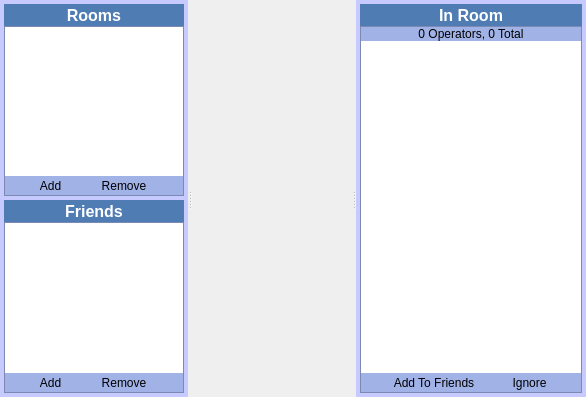
This is branches/Rewrite/UI/widgetchat.ui in c3c/quazaa as Qt 5 draws it before an edit. The edited form follows.
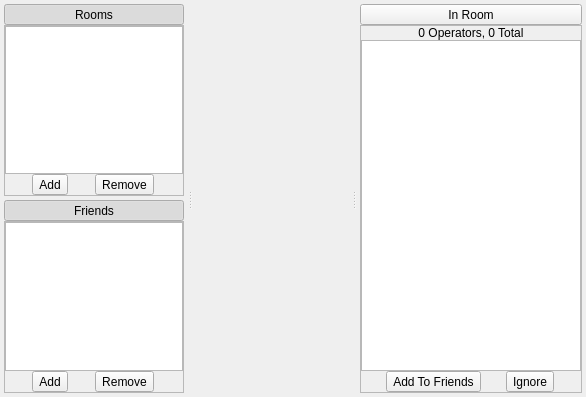
This is the edited form. Icons and pictures are not drawn.

Commit message: Removed remaining hard coded skinning style sheets from ui. Fixed default app menu appearing to right of nav toolbar. Now appears where menu should appear.

What changed in the file:
```diff
--- a/branches/Rewrite/UI/widgetchat.ui
+++ b/branches/Rewrite/UI/widgetchat.ui
@@ -40,9 +40,7 @@
        </size>
       </property>
       <property name="styleSheet">
-       <string notr="true">QFrame {
-	background-color: rgb(199, 202, 255);
-}</string>
+       <string notr="true"/>
       </property>
       <property name="frameShape">
        <enum>QFrame::NoFrame</enum>
@@ -77,31 +75,7 @@
             </size>
            </property>
            <property name="styleSheet">
-            <string notr="true">QFrame {
-	background-color: rgb(161, 178, 231);
-}
-
-QToolButton {
-    border: 1px solid transparent;
-    background-color: transparent;
-}
-
- QToolButton:pressed {
-     background-color: qlineargradient(x1: 0, y1: 0, x2: 0, y2: 1,
-                                       stop: 0 #dadbde, stop: 1 #f6f7fa);
- }
-
-QToolButton:checked {
-     border: 1px solid rgb(78, 96, 255);
-     background-color: qlineargradient(x1: 0, y1: 0, x2: 0, y2: 1,
-                                       stop: 0 #dadbde, stop: 1 #f6f7fa);
-}
-
- QToolButton:hover {
-     border: 1px solid rgb(78, 96, 255);
-     background-color: qlineargradient(x1: 0, y1: 0, x2: 0, y2: 1,
-                                       stop: 0 #dadbde, stop: 1 #f6f7fa);
- }</string>
+            <string notr="true"/>
            </property>
            <property name="frameShape">
             <enum>QFrame::StyledPanel</enum>
@@ -163,41 +137,7 @@
             <item row="2" column="0">
              <widget class="QListView" name="listViewChatRooms">
               <property name="styleSheet">
-               <string notr="true">QAbstractScrollArea {
-     border: 1px solid white;
-	color: black;
-	background-color: white;
-	alternate-background-color: lightgrey;
-	selection-color: white;
-     selection-background-color: rgb(65, 85, 168);
- }
-
-QHeaderView {
-	background-color:  rgb(104, 116, 152);
-}
-
- QHeaderView::section {
-     background-color: rgb(104, 116, 152);
-     color: white;
-     padding-left: 4px;
-     border: 1px solid transparent;
- }
-
- QHeaderView::section:checked
- {
-     background-color: rgb(104, 116, 152);
- }
-
- /* style the sort indicator */
- QHeaderView::down-arrow {
-	width: 20px;
-     image: url(Skin/Quazaa OS/ScrollDownArrow.png);
- }
-
- QHeaderView::up-arrow {
-	width: 20px;
-     image: url(Skin/Quazaa OS/ScrollUpArrow.png);
- }</string>
+               <string notr="true"/>
               </property>
              </widget>
             </item>
@@ -213,17 +153,7 @@
             </sizepolicy>
            </property>
            <property name="styleSheet">
-            <string notr="true">QToolButton {
-	background-color: rgb(78, 124, 179);
-	color: rgb(255, 255, 255);
-	border: none;
-	font-size: 16px;
-	font-weight: bold;
-}
-
-QToolButton:hover {
-	background-color: rgb(56, 90, 129);
-}</string>
+            <string notr="true"/>
            </property>
            <property name="text">
             <string>Rooms</string>
@@ -259,17 +189,7 @@
             </sizepolicy>
            </property>
            <property name="styleSheet">
-            <string notr="true">QToolButton {
-	background-color: rgb(78, 124, 179);
-	color: rgb(255, 255, 255);
-	border: none;
-	font-size: 16px;
-	font-weight: bold;
-}
-
-QToolButton:hover {
-	background-color: rgb(56, 90, 129);
-}</string>
+            <string notr="true"/>
            </property>
            <property name="text">
             <string>Friends</string>
@@ -304,31 +224,7 @@
             </size>
            </property>
            <property name="styleSheet">
-            <string notr="true">QFrame {
-	background-color: rgb(161, 178, 231);
-}
-
-QToolButton {
-    border: 1px solid transparent;
-    background-color: transparent;
-}
-
- QToolButton:pressed {
-     background-color: qlineargradient(x1: 0, y1: 0, x2: 0, y2: 1,
-                                       stop: 0 #dadbde, stop: 1 #f6f7fa);
- }
-
-QToolButton:checked {
-     border: 1px solid rgb(78, 96, 255);
-     background-color: qlineargradient(x1: 0, y1: 0, x2: 0, y2: 1,
-                                       stop: 0 #dadbde, stop: 1 #f6f7fa);
-}
-
- QToolButton:hover {
-     border: 1px solid rgb(78, 96, 255);
-     background-color: qlineargradient(x1: 0, y1: 0, x2: 0, y2: 1,
-                                       stop: 0 #dadbde, stop: 1 #f6f7fa);
- }</string>
+            <string notr="true"/>
            </property>
            <property name="frameShape">
             <enum>QFrame::StyledPanel</enum>
@@ -390,41 +286,7 @@
             <item row="0" column="0">
              <widget class="QListView" name="listViewChatFriends">
               <property name="styleSheet">
-               <string notr="true">QAbstractScrollArea {
-     border: 1px solid white;
-	color: black;
-	background-color: white;
-	alternate-background-color: lightgrey;
-	selection-color: white;
-     selection-background-color: rgb(65, 85, 168);
- }
-
-QHeaderView {
-	background-color:  rgb(104, 116, 152);
-}
-
- QHeaderView::section {
-     background-color: rgb(104, 116, 152);
-     color: white;
-     padding-left: 4px;
-     border: 1px solid transparent;
- }
-
- QHeaderView::section:checked
- {
-     background-color: rgb(104, 116, 152);
- }
-
- /* style the sort indicator */
- QHeaderView::down-arrow {
-	width: 20px;
-     image: url(Skin/Quazaa OS/ScrollDownArrow.png);
- }
-
- QHeaderView::up-arrow {
-	width: 20px;
-     image: url(Skin/Quazaa OS/ScrollUpArrow.png);
- }</string>
+               <string notr="true"/>
               </property>
              </widget>
             </item>
@@ -469,9 +331,7 @@
        </size>
       </property>
       <property name="styleSheet">
-       <string notr="true">QFrame {
-	background-color: rgb(199, 202, 255);
-}</string>
+       <string notr="true"/>
       </property>
       <property name="frameShape">
        <enum>QFrame::NoFrame</enum>
@@ -500,31 +360,7 @@
             </size>
            </property>
            <property name="styleSheet">
-            <string notr="true">QFrame {
-	background-color: rgb(161, 178, 231);
-}
-
-QToolButton {
-    border: 1px solid transparent;
-    background-color: transparent;
-}
-
- QToolButton:pressed {
-     background-color: qlineargradient(x1: 0, y1: 0, x2: 0, y2: 1,
-                                       stop: 0 #dadbde, stop: 1 #f6f7fa);
- }
-
-QToolButton:checked {
-     border: 1px solid rgb(78, 96, 255);
-     background-color: qlineargradient(x1: 0, y1: 0, x2: 0, y2: 1,
-                                       stop: 0 #dadbde, stop: 1 #f6f7fa);
-}
-
- QToolButton:hover {
-     border: 1px solid rgb(78, 96, 255);
-     background-color: qlineargradient(x1: 0, y1: 0, x2: 0, y2: 1,
-                                       stop: 0 #dadbde, stop: 1 #f6f7fa);
- }</string>
+            <string notr="true"/>
            </property>
            <property name="frameShape">
             <enum>QFrame::StyledPanel</enum>
@@ -596,41 +432,7 @@
             <item row="1" column="0">
              <widget class="QListView" name="listViewChatUsers">
               <property name="styleSheet">
-               <string notr="true">QAbstractScrollArea {
-     border: 1px solid white;
-	color: black;
-	background-color: white;
-	alternate-background-color: lightgrey;
-	selection-color: white;
-     selection-background-color: rgb(65, 85, 168);
- }
-
-QHeaderView {
-	background-color:  rgb(104, 116, 152);
-}
-
- QHeaderView::section {
-     background-color: rgb(104, 116, 152);
-     color: white;
-     padding-left: 4px;
-     border: 1px solid transparent;
- }
-
- QHeaderView::section:checked
- {
-     background-color: rgb(104, 116, 152);
- }
-
- /* style the sort indicator */
- QHeaderView::down-arrow {
-	width: 20px;
-     image: url(Skin/Quazaa OS/ScrollDownArrow.png);
- }
-
- QHeaderView::up-arrow {
-	width: 20px;
-     image: url(Skin/Quazaa OS/ScrollUpArrow.png);
- }</string>
+               <string notr="true"/>
               </property>
               <property name="iconSize">
                <size>
@@ -652,14 +454,7 @@
             </sizepolicy>
            </property>
            <property name="styleSheet">
-            <string notr="true">QToolButton {
-	background-color: rgb(78, 124, 179);
-	color: rgb(255, 255, 255);
-	border: none;
-	font-size: 16px;
-	font-weight: bold;
-}
-</string>
+            <string notr="true"/>
            </property>
            <property name="text">
             <string>In Room</string>
```
The commit also changes 33 other files.
